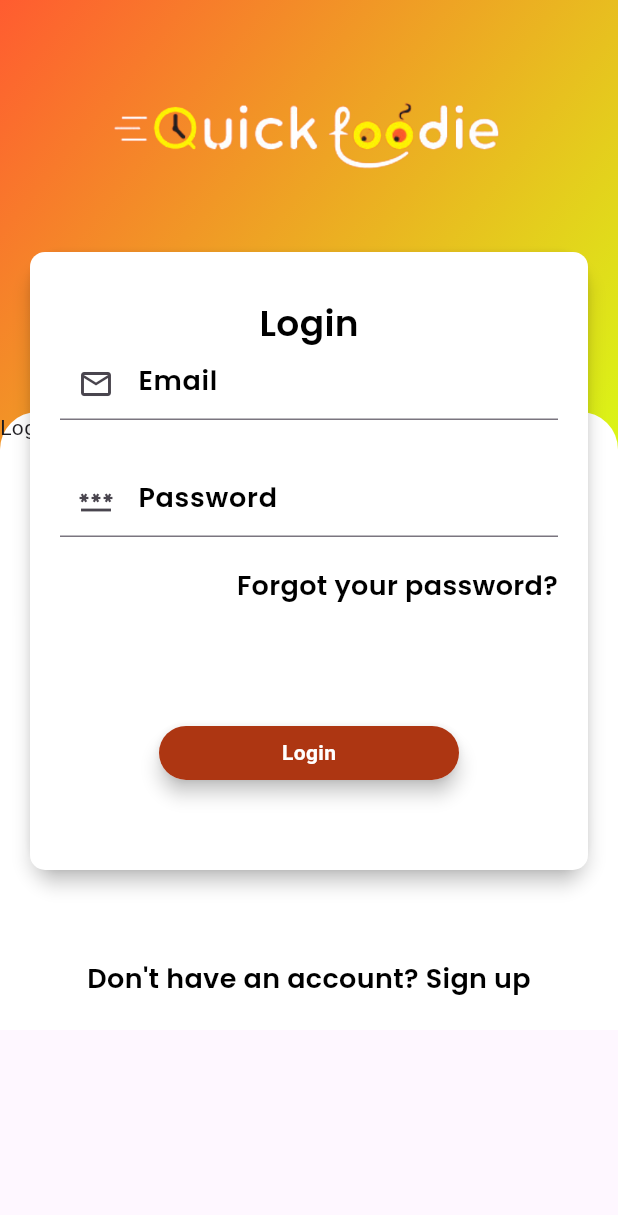
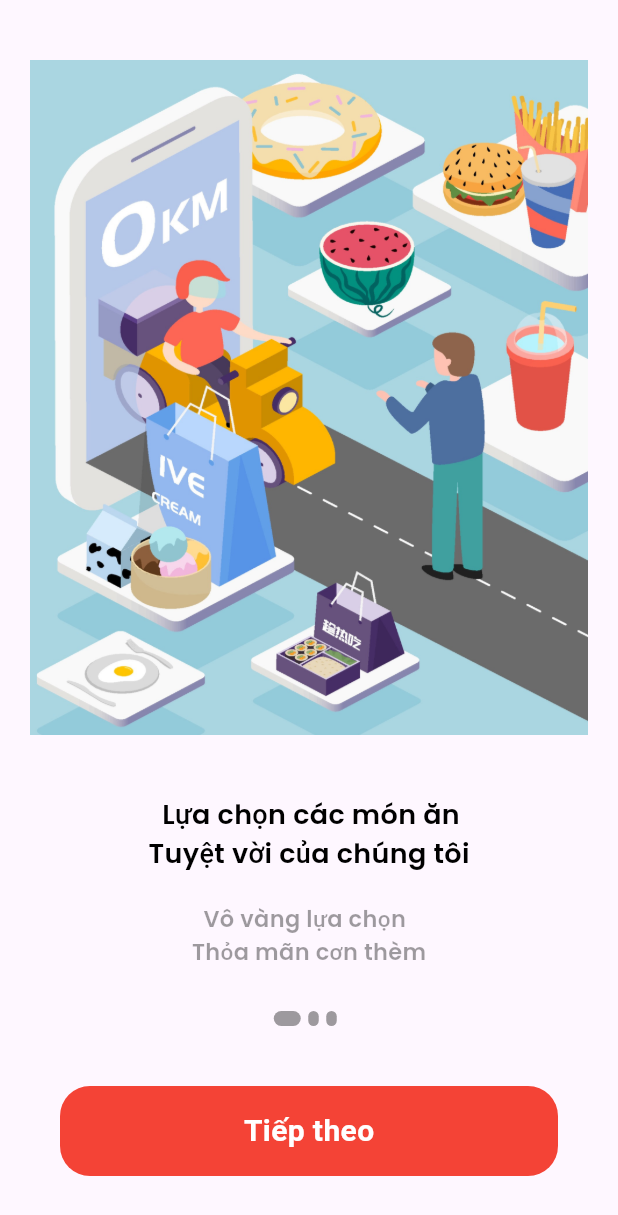
Before and after one commit to minhkhanh2002/Flutter_Moblie_App, a Flutter app: the screen it shows after launch, on a phone screen of 412 x 824 dp. Shown: the top 1215 px of the screen. Run offline on Flutter 3.47's test engine with Material 3 defaults, Android fonts, the phone set to English and light mode, and no system bars; our stand-ins replace curved_navigation_bar; Roboto replaces fonts that are missing (Poppins1).

```diff
--- a/my_flutter_app/lib/main.dart
+++ b/my_flutter_app/lib/main.dart
@@ -2,6 +2,7 @@ import 'package:flutter/material.dart';
 import 'package:my_flutter_app/pages/bottomnav.dart';
 import 'package:my_flutter_app/pages/home.dart';
 import 'package:my_flutter_app/pages/login.dart';
+import 'package:my_flutter_app/pages/onboard.dart';
 
 void main() {
   runApp(const MyApp());
@@ -35,7 +36,7 @@ class MyApp extends StatelessWidget {
           useMaterial3: true,
         ),
         //home: const BottomNav());
-        home: LogIn());
+        home: Onboard());
   }
 }
 
--- a/my_flutter_app/lib/pages/login.dart
+++ b/my_flutter_app/lib/pages/login.dart
@@ -1,4 +1,5 @@
 import 'package:flutter/material.dart';
+import 'package:my_flutter_app/pages/signup.dart';
 import 'package:my_flutter_app/widget/widget_support.dart';
 
 class LogIn extends StatefulWidget {
@@ -125,8 +126,14 @@ class _LogInState extends State<LogIn> {
                   SizedBox(
                     height: 60,
                   ),
-                  Text("Don't have an account? Sign up",
-                      style: AppWidget.semiBoldTextFieldStyle())
+                  GestureDetector(
+                    // onTap: () {
+                    //   Navigator.push(context,
+                    //       MaterialPageRoute(builder: (context) => SignUp()));
+                    // },
+                    child: Text("Don't have an account? Sign up",
+                        style: AppWidget.semiBoldTextFieldStyle()),
+                  )
                 ],
               ),
             )
--- /dev/null
+++ b/my_flutter_app/lib/pages/onboard.dart
@@ -0,0 +1,128 @@
+import 'package:flutter/material.dart';
+import 'package:my_flutter_app/pages/signup.dart';
+import 'package:my_flutter_app/widget/content_model.dart';
+import 'package:my_flutter_app/widget/widget_support.dart';
+
+class Onboard extends StatefulWidget {
+  const Onboard({super.key});
+
+  @override
+  State<Onboard> createState() => _OnboardState();
+}
+
+class _OnboardState extends State<Onboard> {
+  int currentIndex = 0;
+  late PageController _controller;
+
+  @override
+  void initState() {
+    // TODO: implement initState
+    _controller = PageController(initialPage: 0);
+    super.initState();
+  }
+
+  @override
+  void dispose() {
+    // TODO: implement dispose
+    _controller.dispose();
+    super.dispose();
+  }
+
+  @override
+  Widget build(BuildContext context) {
+    return Scaffold(
+      body: Column(
+        children: [
+          Expanded(
+            child: PageView.builder(
+                controller: _controller,
+                itemCount: contents.length,
+                onPageChanged: (int index) {
+                  setState(() {
+                    currentIndex = index;
+                  });
+                },
+                itemBuilder: (_, i) {
+                  return Padding(
+                    padding: EdgeInsets.only(top: 40, left: 20, right: 20),
+                    child: Column(
+                      children: [
+                        Image.asset(
+                          contents[i].image,
+                          height: 450,
+                          width: MediaQuery.of(context).size.width,
+                          fit: BoxFit.fill,
+                        ),
+                        SizedBox(
+                          height: 40,
+                        ),
+                        Text(
+                          contents[i].title,
+                          style: AppWidget.semiBoldTextFieldStyle(),
+                        ),
+                        SizedBox(
+                          height: 20,
+                        ),
+                        Text(
+                          contents[i].description,
+                          style: AppWidget.LightTextFieldStyle(),
+                        ),
+                      ],
+                    ),
+                  );
+                }),
+          ),
+          Container(
+            child: Row(
+              mainAxisAlignment: MainAxisAlignment.center,
+              children: List.generate(
+                contents.length,
+                (index) => buildDot(index, context),
+              ),
+            ),
+          ),
+          GestureDetector(
+            // onTap: () {
+            //   if (currentIndex == contents.length - 1) {
+            //     Navigator.pushReplacement(
+            //         context,
+            //         MaterialPageRoute(
+            //           builder: (context) => SignUp(),
+            //         ));
+            //   }
+            //   _controller.nextPage(
+            //       duration: Duration(milliseconds: 100),
+            //       curve: Curves.bounceIn);
+            // },
+            child: Container(
+              decoration: BoxDecoration(
+                  color: Colors.red, borderRadius: BorderRadius.circular(20)),
+              height: 60,
+              margin: EdgeInsets.all(40),
+              width: double.infinity,
+              child: Center(
+                child: Text(
+                  "Tiếp theo",
+                  style: TextStyle(
+                      color: Colors.white,
+                      fontSize: 20,
+                      fontWeight: FontWeight.bold),
+                ),
+              ),
+            ),
+          )
+        ],
+      ),
+    );
+  }
+
+  Container buildDot(int index, BuildContext context) {
+    return Container(
+      height: 10,
+      width: currentIndex == index ? 18 : 7,
+      margin: EdgeInsets.only(right: 5),
+      decoration: BoxDecoration(
+          borderRadius: BorderRadius.circular(6), color: Colors.black38),
+    );
+  }
+}
--- /dev/null
+++ b/my_flutter_app/lib/widget/content_model.dart
@@ -0,0 +1,24 @@
+class UnboardingContent {
+  String image;
+  String title;
+  String description;
+
+  UnboardingContent(
+      {required this.description, required this.image, required this.title});
+}
+
+List<UnboardingContent> contents = [
+  UnboardingContent(
+      description: '   Vô vàng lựa chọn\n Thỏa mãn cơn thèm ',
+      image: "images/welcome.jpg",
+      title: '  Lựa chọn các món ăn\nTuyệt vời của chúng tôi'),
+  UnboardingContent(
+      description:
+          'Bạn có thể thanh toán bằng tiền mặt khi giao hàng \n hoặc thanh toán bằng thẻ',
+      image: "images/purchase.png",
+      title: 'Dễ dàng khi thanh toán trực tuyến'),
+  UnboardingContent(
+      description: 'Giao hàng \n tận giường',
+      image: "images/pic_delivery.png",
+      title: 'Giao hàng nhanh hơn cách NYC bạn trở mặt')
+];
```
Also changed, not shown: my_flutter_app/lib/pages/signup.dart (+239 -239 lines), my_flutter_app/images/pic_delivery.png (added), my_flutter_app/images/purchase.png (added), my_flutter_app/images/welcome.jpg (added).
